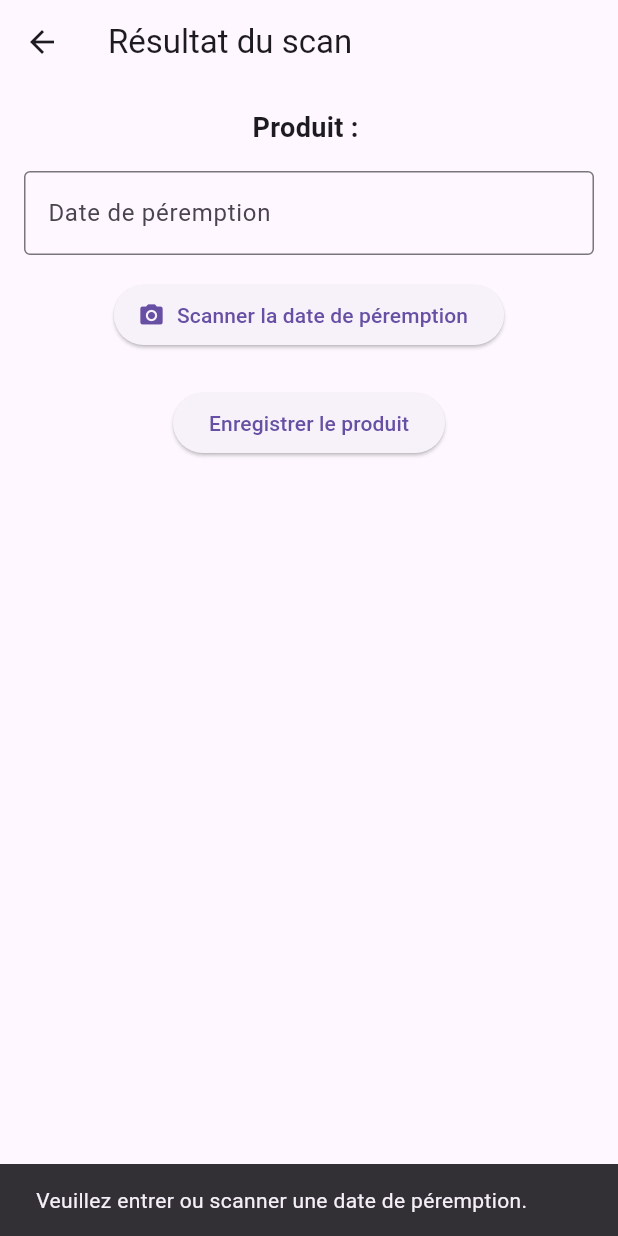
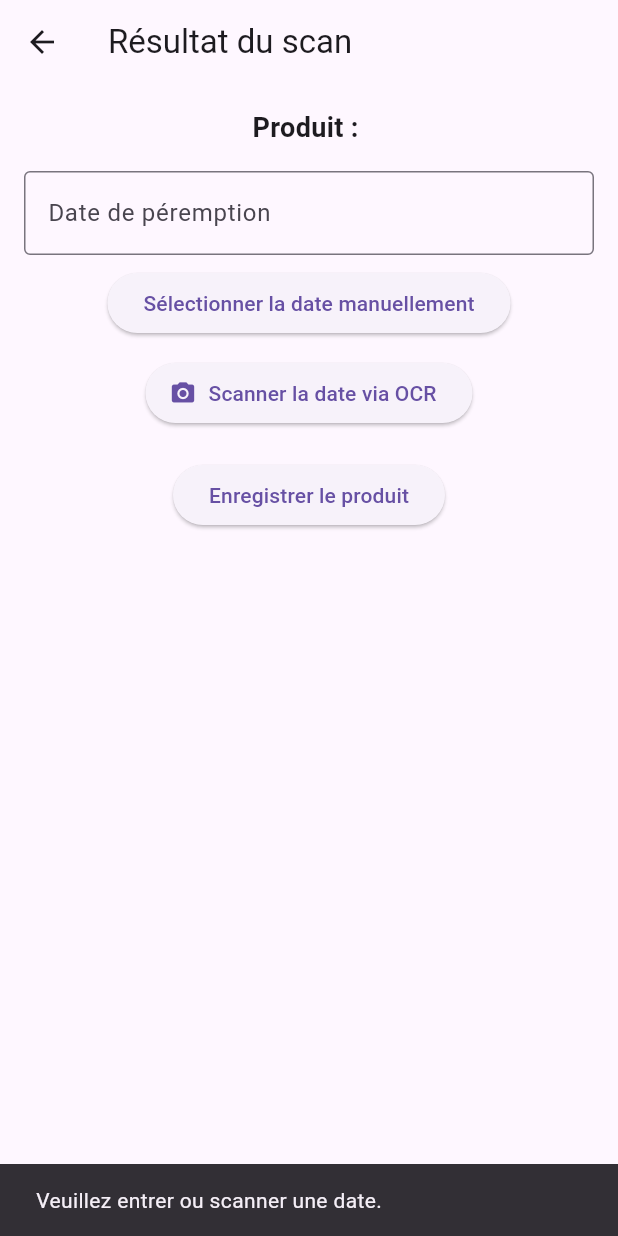
Before and after one commit to AmineSAAD-EDDINE/projetE3, a Flutter app: the ResultatEcranScan screen opened directly with empty values, after a tap on "Enregistrer le produit", on a phone screen of 412 x 824 dp. Run offline on Flutter 3.47's test engine with Material 3 defaults, Android fonts, the phone set to English and light mode, and no system bars; our stand-ins replace image_picker, table_calendar; missing offline and left inert: barcode_scan2, google_mlkit_text_recognition.

Commit message:
intégration module ocr reconnaissance date de peeremption

```diff
--- a/lib/main.dart
+++ b/lib/main.dart
@@ -3,7 +3,7 @@ import 'package:intl/intl.dart';
 import 'package:table_calendar/table_calendar.dart';
 import 'package:barcode_scan2/barcode_scan2.dart';
 import 'package:image_picker/image_picker.dart';
-import 'package:tesseract_ocr/tesseract_ocr.dart';
+import 'package:google_mlkit_text_recognition/google_mlkit_text_recognition.dart';
 import 'dart:io';
 import 'package:http/http.dart' as http;
 import 'dart:convert';
@@ -212,7 +212,7 @@ class _ScanEcranState extends State<ScanEcran> {
   }
 }
 
-class ResultatEcranScan extends StatefulWidget {
+/*class ResultatEcranScan extends StatefulWidget {
   final String nomProduit; // Reçu depuis ScanEcran
 
   const ResultatEcranScan({Key? key, required this.nomProduit})
@@ -226,6 +226,7 @@ class _ResultatEcranScanState extends State<ResultatEcranScan> {
   final TextEditingController _dateController = TextEditingController();
   File? _imageDate;
   String _dateScannee = '';
+  DateTime? _selectedDate;
 
   Future<void> _scanDatePeremption() async {
     final pickedFile = await ImagePicker().pickImage(
@@ -249,31 +250,43 @@ class _ResultatEcranScanState extends State<ResultatEcranScan> {
   }
 
   void _enregistrer() {
-    String date = _dateController.text.trim();
-    if (date.isEmpty) {
+  String dateStr = _dateController.text.trim();
+  if (dateStr.isEmpty) {
+    ScaffoldMessenger.of(context).showSnackBar(
+      const SnackBar(content: Text('Veuillez entrer ou scanner une date de péremption.')),
+    );
+    return;
+  }
+
+  try {
+    final date = DateFormat('dd/MM/yyyy').parseStrict(dateStr);
+    if (date.isBefore(DateTime.now())) {
       ScaffoldMessenger.of(context).showSnackBar(
-        const SnackBar(
-          content: Text('Veuillez entrer ou scanner une date de péremption.'),
-        ),
+        const SnackBar(content: Text('Ce produit est déjà périmé !')),
       );
       return;
     }
 
-    // Enregistrement des données ici
-    // Par exemple : envoyer vers une base de données ou Provider
+    final produit = {
+      'name': widget.nomProduit,
+      'date': date,
+    };
 
+    Navigator.pop(context, produit);
+  } catch (_) {
     ScaffoldMessenger.of(context).showSnackBar(
-      const SnackBar(content: Text('Produit enregistré avec succès !')),
+      const SnackBar(content: Text('Date invalide. Veuillez corriger manuellement.')),
     );
-
-    Navigator.pop(context);
   }
+}
 
   @override
   void dispose() {
     _dateController.dispose();
     super.dispose();
   }
+
+
 
   @override
   Widget build(BuildContext context) {
@@ -311,6 +324,187 @@ class _ResultatEcranScanState extends State<ResultatEcranScan> {
               const Text('Aperçu de l\'image scannée :'),
               const SizedBox(height: 8),
               Image.file(_imageDate!, height: 150),
+            ],
+          ],
+        ),
+      ),
+    );
+  }
+}
+*/
+
+class ResultatEcranScan extends StatefulWidget {
+  final String nomProduit;
+
+  const ResultatEcranScan({Key? key, required this.nomProduit})
+    : super(key: key);
+
+  @override
+  State<ResultatEcranScan> createState() => _ResultatEcranScanState();
+}
+
+class _ResultatEcranScanState extends State<ResultatEcranScan> {
+  final TextEditingController _dateController = TextEditingController();
+  File? _imageDate;
+  String _texteReconnu = '';
+  DateTime? _selectedDate;
+
+  final ImagePicker _picker = ImagePicker();
+
+  Future<void> _scanDatePeremption() async {
+    final pickedFile = await _picker.pickImage(source: ImageSource.camera);
+    if (pickedFile == null) return;
+
+    final inputImage = InputImage.fromFilePath(pickedFile.path);
+    final textRecognizer = TextRecognizer(script: TextRecognitionScript.latin);
+
+    final recognizedText = await textRecognizer.processImage(inputImage);
+    await textRecognizer.close();
+
+    String fullText = recognizedText.text;
+    String? dateExtraite = _extractDate(fullText);
+
+    setState(() {
+      _imageDate = File(pickedFile.path);
+      _texteReconnu = fullText;
+      _dateController.text = dateExtraite ?? '';
+    });
+  }
+
+  String? _extractDate(String text) {
+    // Liste des regex pour plusieurs formats de date communs
+    final List<RegExp> regexList = [
+      RegExp(
+        r'(\d{2}[\/\-\.]\d{2}[\/\-\.]\d{4})',
+      ), // ex: 12/05/2025 ou 12-05-2025
+      RegExp(r'(\d{4}[\/\-\.]\d{2}[\/\-\.]\d{2})'), // ex: 2025-05-12
+      RegExp(r'(\d{2}[\/\-\.]\d{2}[\/\-\.]\d{2})'), // ex: 12/05/25
+    ];
+
+    for (var regex in regexList) {
+      final match = regex.firstMatch(text);
+      if (match != null) {
+        return match.group(0);
+      }
+    }
+    return null;
+  }
+
+  void _enregistrer() {
+    String dateStr = _dateController.text.trim();
+    if (dateStr.isEmpty) {
+      ScaffoldMessenger.of(context).showSnackBar(
+        const SnackBar(content: Text('Veuillez entrer ou scanner une date.')),
+      );
+      return;
+    }
+
+    DateTime? date;
+
+    // Essayons plusieurs formats
+    List<DateFormat> tryFormats = [
+      DateFormat('dd/MM/yyyy'),
+      DateFormat('dd-MM-yyyy'),
+      DateFormat('yyyy-MM-dd'),
+      DateFormat('yyyy/MM/dd'),
+      DateFormat('dd/MM/yy'),
+      DateFormat('dd-MM-yy'),
+    ];
+
+    for (var format in tryFormats) {
+      try {
+        date = format.parseStrict(dateStr);
+        break;
+      } catch (_) {}
+    }
+
+    if (date == null) {
+      ScaffoldMessenger.of(context).showSnackBar(
+        const SnackBar(content: Text('Format de date non reconnu.')),
+      );
+      return;
+    }
+
+    if (date.isBefore(DateTime.now())) {
+      ScaffoldMessenger.of(context).showSnackBar(
+        const SnackBar(content: Text('Ce produit est déjà périmé !')),
+      );
+      return;
+    }
+
+    final produit = {'name': widget.nomProduit, 'date': date};
+
+    Navigator.pop(context, produit);
+  }
+
+  @override
+  void dispose() {
+    _dateController.dispose();
+    super.dispose();
+  }
+
+  @override
+  Widget build(BuildContext context) {
+    return Scaffold(
+      appBar: AppBar(title: const Text('Résultat du scan')),
+      body: SingleChildScrollView(
+        padding: const EdgeInsets.all(16.0),
+        child: Column(
+          children: [
+            Text(
+              'Produit : ${widget.nomProduit}',
+              style: const TextStyle(fontSize: 18, fontWeight: FontWeight.bold),
+            ),
+            const SizedBox(height: 16),
+            TextField(
+              controller: _dateController,
+              decoration: const InputDecoration(
+                labelText: 'Date de péremption',
+                border: OutlineInputBorder(),
+              ),
+            ),
+            const SizedBox(height: 8),
+            ElevatedButton(
+              onPressed: () async {
+                final pickedDate = await showDatePicker(
+                  context: context,
+                  initialDate: DateTime.now(),
+                  firstDate: DateTime(2020),
+                  lastDate: DateTime(2030),
+                );
+                if (pickedDate != null) {
+                  setState(() {
+                    _selectedDate = pickedDate;
+                    _dateController.text = DateFormat(
+                      'dd/MM/yyyy',
+                    ).format(pickedDate);
+                  });
+                }
+              },
+              child: const Text('Sélectionner la date manuellement'),
+            ),
+            const SizedBox(height: 12),
+            ElevatedButton.icon(
+              onPressed: _scanDatePeremption,
+              icon: const Icon(Icons.camera_alt),
+              label: const Text('Scanner la date via OCR'),
+            ),
+            const SizedBox(height: 20),
+            ElevatedButton(
+              onPressed: _enregistrer,
+              child: const Text('Enregistrer le produit'),
+            ),
+            if (_imageDate != null) ...[
+              const SizedBox(height: 20),
+              const Text('Aperçu de l\'image :'),
+              const SizedBox(height: 8),
+              Image.file(_imageDate!, height: 150),
+            ],
+            if (_texteReconnu.isNotEmpty) ...[
+              const SizedBox(height: 20),
+              const Text('Texte reconnu par OCR :'),
+              const SizedBox(height: 8),
+              Text(_texteReconnu),
             ],
           ],
         ),
--- a/pubspec.yaml
+++ b/pubspec.yaml
@@ -34,7 +34,7 @@ dependencies:
   intl: ^0.18.1
   table_calendar: ^3.0.9
   image_picker: ^1.0.7
-  tesseract_ocr: ^0.4.1
+  google_mlkit_text_recognition: ^0.9.0
 
 
   # The following adds the Cupertino Icons font to your application.
```
Also changed, not shown: pubspec.lock.
